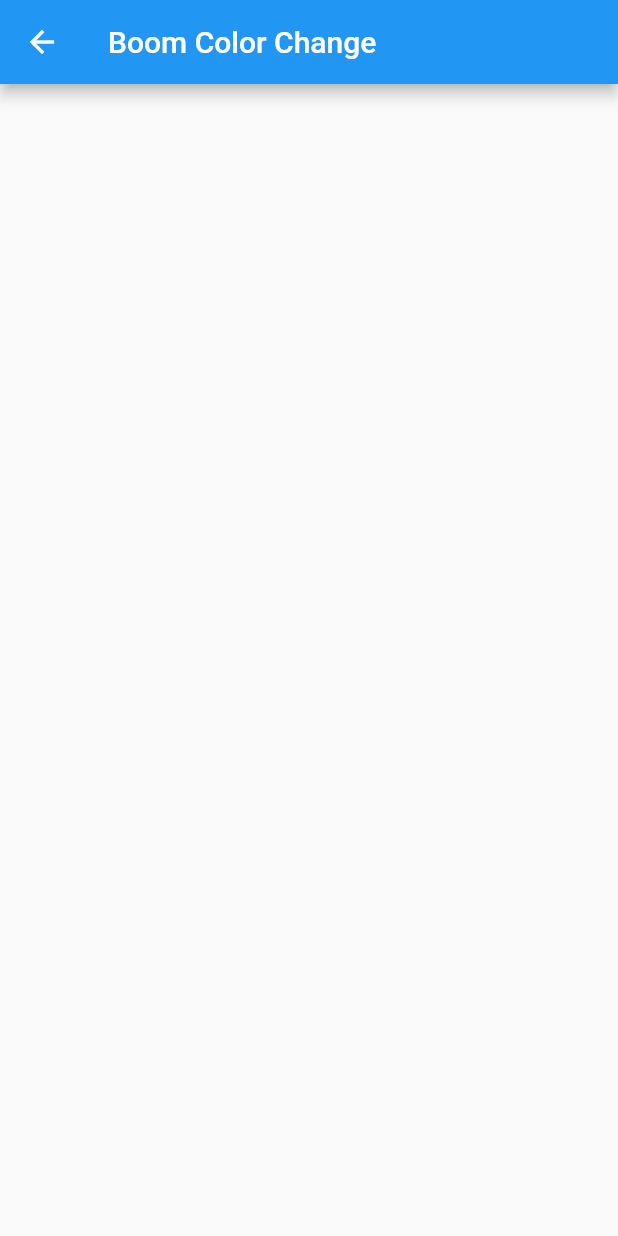
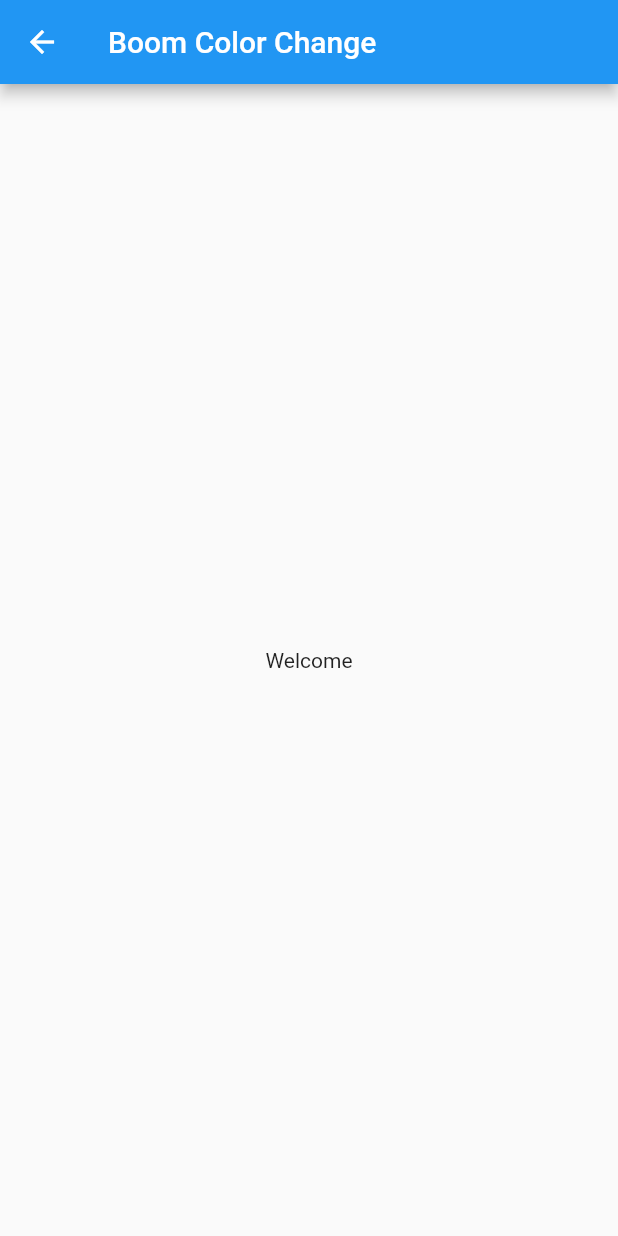
Before and after one commit to chriva13/industrial_training, a Flutter app: the BoomColorChange screen opened by its route, on a phone screen of 412 x 824 dp. Run offline on Flutter 3.47's test engine with Material 2 defaults, Android fonts, the phone set to English and light mode, and no system bars.

Commit message:
add center widget to boom color changer page

```diff
--- a/lib/pages/boom_color_change.dart
+++ b/lib/pages/boom_color_change.dart
@@ -9,6 +9,9 @@ class BoomColorChange extends StatelessWidget {
       appBar: AppBar(
         title: Text('Boom Color Change'),
       ),
+      body: Center(
+        child: Text('Welcome'),
+      ),
     );
   }
 }
```
